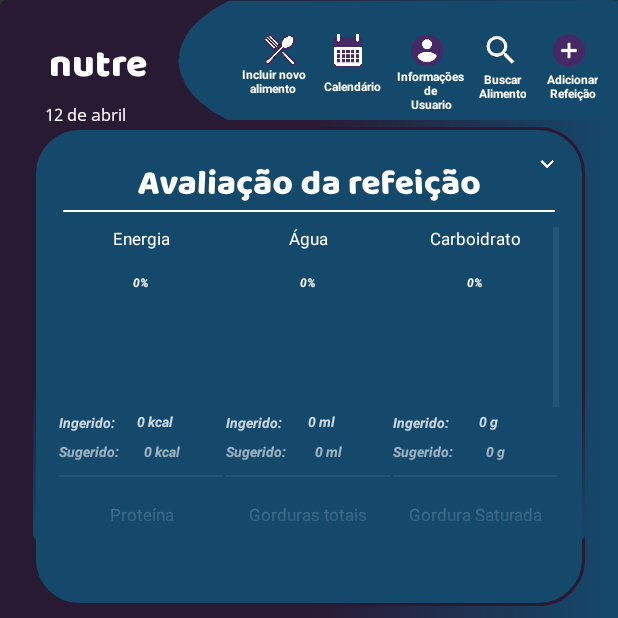
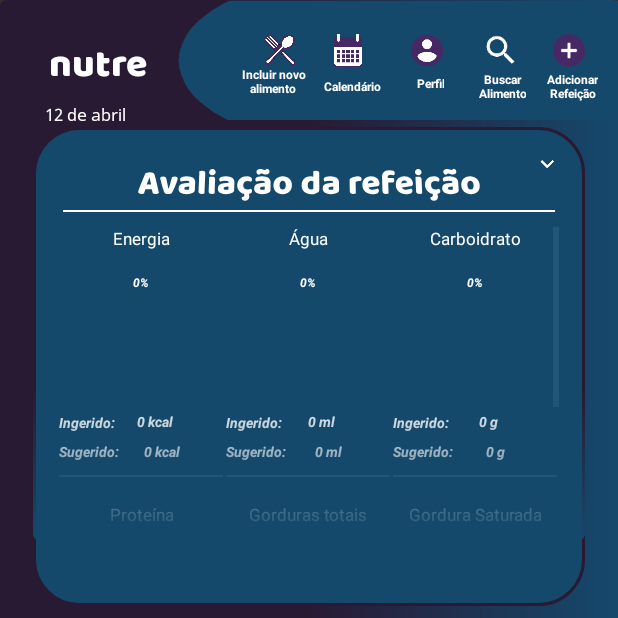
Before and after one commit to almeida1492/nutre, an Android app: the MainActivity screen opened directly, with no data from a screen before it, on a phone screen of 412 x 824 dp, the top half of it. Run offline under Robolectric (Android 15) with nearby library versions, the phone set to English and light mode, and no system bars; our stand-ins replace Room's generated code; libraries missing offline, so code that uses them is left out: android.arch.persistence, com.transitionseverywhere; Roboto replaces fonts that are not available here.

Commit message:
Informações do usuario = Perfil

```diff
--- a/app/src/main/res/layout/activity_main.xml
+++ b/app/src/main/res/layout/activity_main.xml
@@ -178,11 +178,11 @@
             android:id="@+id/User"
             android:layout_width="wrap_content"
             android:layout_height="wrap_content"
-            android:layout_marginTop="45dp"
-            android:layout_marginRight="12dp"
+            android:layout_marginTop="50dp"
+            android:layout_marginRight="25dp"
             android:elevation="5dp"
             android:gravity="center"
-            android:text="Informações\nde\n Usuario"
+            android:text="Perfil"
             android:textColor="@color/colorWhite"
             android:textSize="8sp"
             android:textStyle="bold"
--- a/app/src/main/res/layout/content_first_scree.xml
+++ b/app/src/main/res/layout/content_first_scree.xml
@@ -68,7 +68,7 @@
             android:layout_height="35sp"
             android:layout_marginTop="30dp"
             android:gravity="center|left"
-            android:text="\t  Informações do usuário "
+            android:text="\t  Perfil "
             android:textColor="@color/colorWhite"
             android:textSize="13sp"
             android:textAlignment="center"
```
